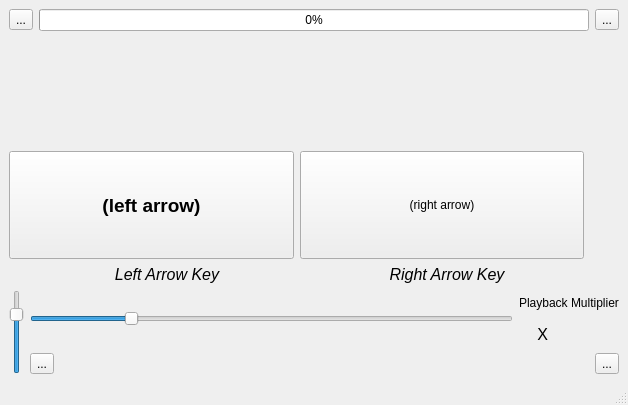
The window that src/main_window.ui (CapPow/audio_sifter) describes before a commit, drawn with Qt 5.
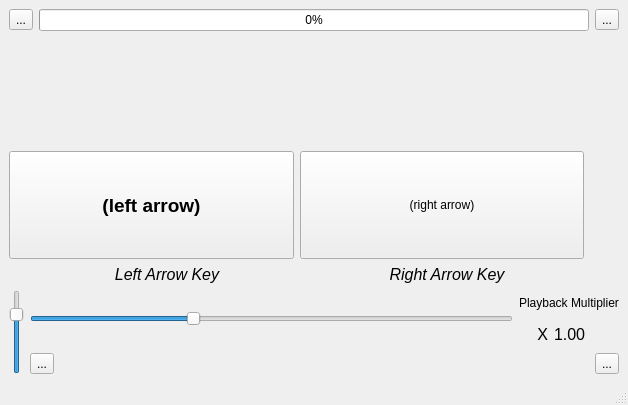
The same window after the commit. Icons and pictures are not drawn.

What changed in the file:
```diff
--- a/src/main_window.ui
+++ b/src/main_window.ui
@@ -78,7 +78,7 @@
          <number>50</number>
         </property>
         <property name="maximum">
-         <number>300</number>
+         <number>200</number>
         </property>
         <property name="singleStep">
          <number>10</number>
@@ -285,7 +285,7 @@
          </font>
         </property>
         <property name="text">
-         <string/>
+         <string>1.00</string>
         </property>
        </widget>
       </item>
```
Left out of the diff: 16 changed lines with no effect on the pictures.
